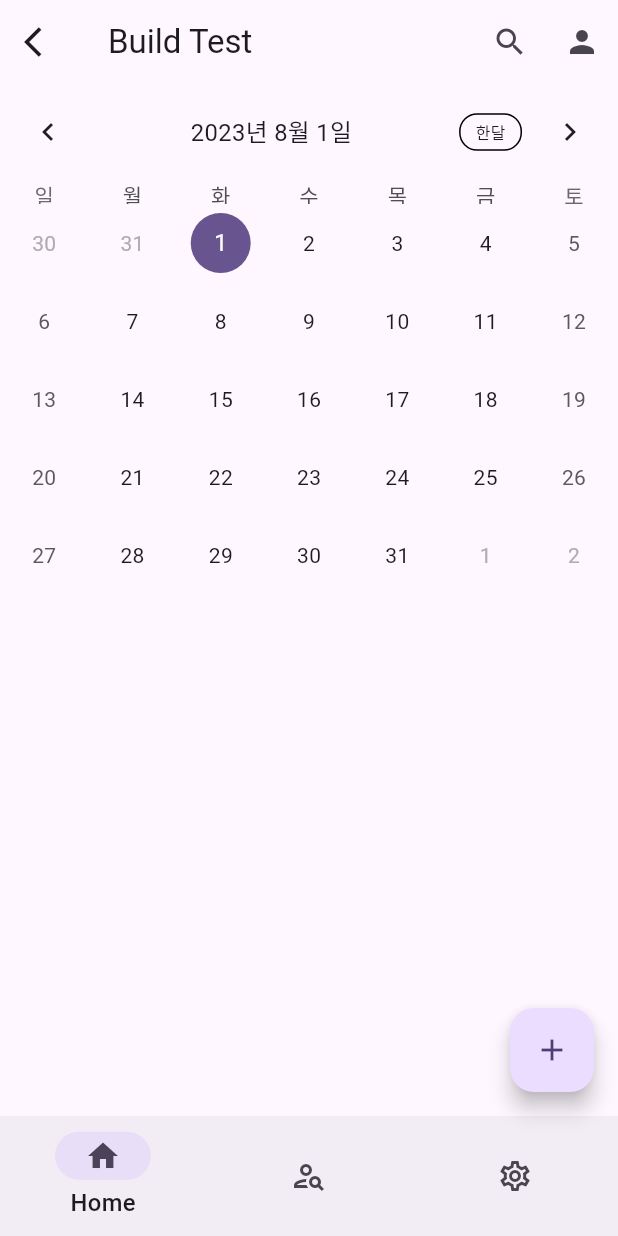
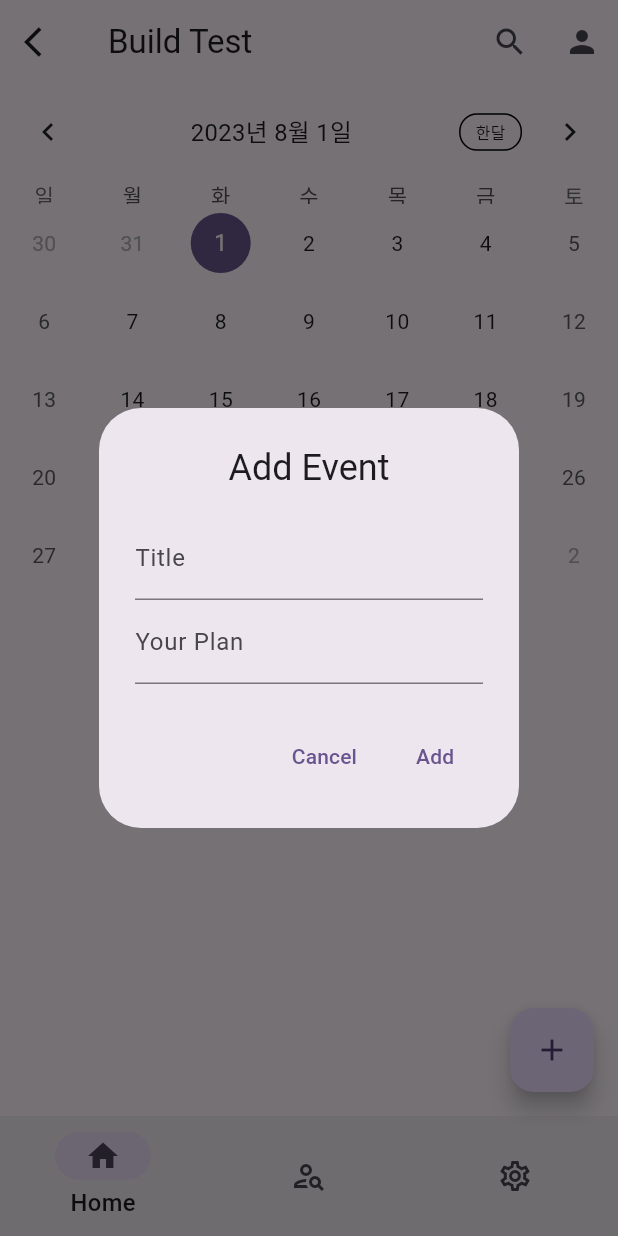
Before and after one commit to devDavidLee/GoalTracker, a Flutter app: the screen it shows after launch, after a tap on the "add" icon, on a phone screen of 412 x 824 dp. Run offline on Flutter 3.47's test engine with Material 2 defaults, Android fonts, the phone set to English and light mode, and no system bars; drawn by our look-alikes of table_calendar; our stand-ins replace flutter_screenutil; missing offline and left inert: dart:js.

Commit message:
이벤트 추가 기능 구현중

```diff
--- a/lib/Pages/HomePage.dart
+++ b/lib/Pages/HomePage.dart
@@ -1,7 +1,10 @@
+import 'dart:js';
+import 'package:goaltracker/main.dart';
 import 'package:flutter/material.dart';
 import 'package:intl/intl.dart';
 import 'package:table_calendar/table_calendar.dart';
 import 'package:flutter_screenutil/flutter_screenutil.dart';
+import 'package:goaltracker/calendar_event.dart';
 
 class HomePage extends StatefulWidget {
   @override
@@ -16,6 +19,25 @@ class _HomePage extends State<HomePage> {
     DateTime.now().month,
     DateTime.now().day,
   );
+
+  late Map<DateTime, List<Event>> selectedEvents;
+
+  @override
+  void initState() {
+    selectedEvents = {};
+    super.initState();
+  }
+
+  List<Event> _getEventsfromDay(DateTime date) {
+    return selectedEvents[date] ?? [];
+  }
+
+  //main.dart에서 HomePage호출할때 인자로 titleController 넘겨주면 될듯
+  @override
+  void dispose() {
+    titleController.dispose();
+    super.dispose();
+  }
 
   DateTime today = DateTime.now();
   CalendarFormat format = CalendarFormat.month;
@@ -74,6 +96,7 @@ class _HomePage extends State<HomePage> {
               // selectedDay 와 동일한 날짜의 모양 변경
               return isSameDay(selected_day, day);
             },
+            eventLoader: _getEventsfromDay,
             calendarFormat: format,
             availableCalendarFormats: const {
               CalendarFormat.month: "한달",
--- /dev/null
+++ b/lib/calendar_event.dart
@@ -0,0 +1,8 @@
+import 'package:flutter/material.dart';
+
+class Event {
+  final String title;
+  Event(@required this.title);
+
+  String toString() => this.title;
+}
--- a/lib/main.dart
+++ b/lib/main.dart
@@ -60,6 +60,65 @@ class _MainPage extends State<MainPage> {
   CalendarFormat format = CalendarFormat.month;
 
   int index = 0; //navBar 선택 index
+
+  final titleController = TextEditingController();
+  final descpController = TextEditingController();
+
+  _addEventDialog() async {
+    await showDialog(
+      context: context,
+      builder: (context) => AlertDialog(
+        title: Text(
+          'Add Event',
+          textAlign: TextAlign.center,
+        ),
+        content: Column(
+          crossAxisAlignment: CrossAxisAlignment.stretch,
+          mainAxisSize: MainAxisSize.min,
+          children: [
+            TextField(
+              controller: titleController,
+              textCapitalization: TextCapitalization.words,
+              decoration: InputDecoration(
+                labelText: 'Title',
+              ),
+            ),
+            TextField(
+              controller: descpController,
+              textCapitalization: TextCapitalization.words,
+              decoration: InputDecoration(
+                labelText: 'Your Plan',
+              ),
+            )
+          ],
+        ),
+        actions: [
+          TextButton(
+            onPressed: () => Navigator.pop(context),
+            child: Text('Cancel'),
+          ),
+          TextButton(
+            child: Text('Add'),
+            onPressed: () {
+              if (titleController.text.isEmpty &&
+                  descpController.text.isEmpty) {
+                ScaffoldMessenger.of(context).showSnackBar(
+                  SnackBar(
+                    content: Text('내용을 입력해주세요.'),
+                    duration: Duration(seconds: 2),
+                  ),
+                );
+                return;
+              } else {
+                print(titleController.text);
+                print(descpController.text);
+              }
+            },
+          )
+        ],
+      ),
+    );
+  }
 
   @override
   Widget build(BuildContext context) {
@@ -170,10 +229,14 @@ class _MainPage extends State<MainPage> {
           ),
         ],
       ),
-      floatingActionButton: FloatingActionButton(
-        onPressed: () {},
-        child: Icon(Icons.add),
-      ),
+      floatingActionButton: MediaQuery.of(context).size.width < 640
+          ? FloatingActionButton(
+              onPressed: () {
+                _addEventDialog();
+              },
+              child: Icon(Icons.add),
+            )
+          : null,
     );
   }
 }
```
